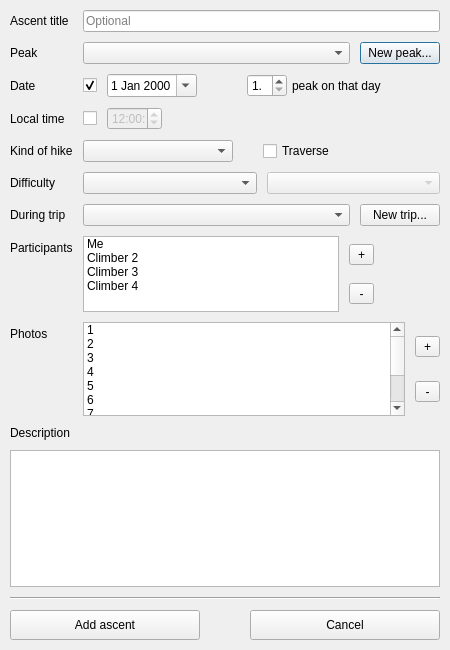
This is src/ui/ascent_dialog.ui in svetter/pal as Qt 5 draws it before an edit. The edited form follows.
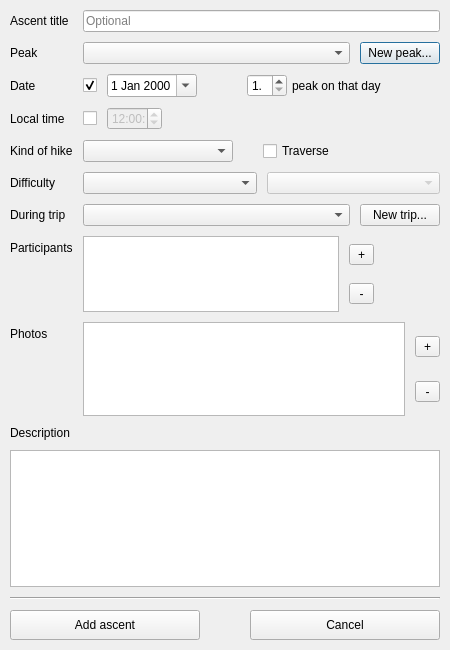
This is the edited form.

Commit message: Swapped out stand-in list widgets in ascent dialog for list views

The edit to the form file:
```diff
--- a/src/ui/ascent_dialog.ui
+++ b/src/ui/ascent_dialog.ui
@@ -471,7 +471,7 @@
         <number>10</number>
        </property>
        <item>
-        <widget class="QListWidget" name="hikersListWidget">
+        <widget class="QListView" name="hikersListView">
          <property name="sizePolicy">
           <sizepolicy hsizetype="MinimumExpanding" vsizetype="Fixed">
            <horstretch>0</horstretch>
@@ -499,38 +499,6 @@
          <property name="selectionMode">
           <enum>QAbstractItemView::ExtendedSelection</enum>
          </property>
-         <item>
-          <property name="text">
-           <string notr="true">Me</string>
-          </property>
-          <property name="toolTip">
-           <string/>
-          </property>
-         </item>
-         <item>
-          <property name="text">
-           <string notr="true">Climber 2</string>
-          </property>
-          <property name="toolTip">
-           <string/>
-          </property>
-         </item>
-         <item>
-          <property name="text">
-           <string notr="true">Climber 3</string>
-          </property>
-          <property name="toolTip">
-           <string/>
-          </property>
-         </item>
-         <item>
-          <property name="text">
-           <string notr="true">Climber 4</string>
-          </property>
-          <property name="toolTip">
-           <string/>
-          </property>
-         </item>
         </widget>
        </item>
        <item>
@@ -591,7 +559,7 @@
         <number>10</number>
        </property>
        <item>
-        <widget class="QListWidget" name="photosListWidget">
+        <widget class="QListView" name="photosListView">
          <property name="sizePolicy">
           <sizepolicy hsizetype="MinimumExpanding" vsizetype="Fixed">
            <horstretch>0</horstretch>
@@ -625,56 +593,6 @@
          <property name="selectionMode">
           <enum>QAbstractItemView::ExtendedSelection</enum>
          </property>
-         <item>
-          <property name="text">
-           <string notr="true">1</string>
-          </property>
-         </item>
-         <item>
-          <property name="text">
-           <string notr="true">2</string>
-          </property>
-         </item>
-         <item>
-          <property name="text">
-           <string notr="true">3</string>
-          </property>
-         </item>
-         <item>
-          <property name="text">
-           <string notr="true">4</string>
-          </property>
-         </item>
-         <item>
-          <property name="text">
-           <string notr="true">5</string>
-          </property>
-         </item>
-         <item>
-          <property name="text">
-           <string notr="true">6</string>
-          </property>
-         </item>
-         <item>
-          <property name="text">
-           <string notr="true">7</string>
-          </property>
-         </item>
-         <item>
-          <property name="text">
-           <string notr="true">8</string>
-          </property>
-         </item>
-         <item>
-          <property name="text">
-           <string notr="true">9</string>
-          </property>
-         </item>
-         <item>
-          <property name="text">
-           <string notr="true">10</string>
-          </property>
-         </item>
         </widget>
        </item>
        <item>
```
Left out of the diff: 6 changed lines with no effect on the pictures. The commit also changes 3 other files.
